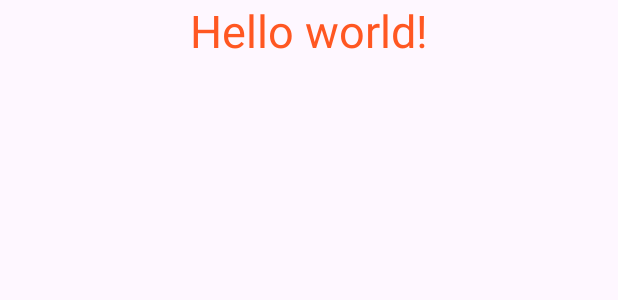
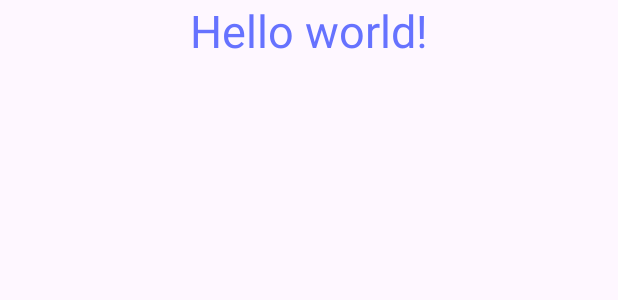
Before and after one commit to Shweta-54/ecommerce, an Android app: the layout activity_main.xml on its own in the app's theme, with its tools: preview values and no code run, on a phone screen of 412 x 824 dp. Shown: the top 300 px of the screen. Run offline under Robolectric (Android 15) with nearby library versions, the phone set to English and light mode, and no system bars.

Commit message:
from shweta1

```diff
--- a/app/src/main/res/layout/activity_main.xml
+++ b/app/src/main/res/layout/activity_main.xml
@@ -14,7 +14,7 @@
         android:layout_height="wrap_content"
         android:gravity="center"
         android:text="@string/hello_world"
-        android:textColor="@color/orange"
+        android:textColor="@color/lavender"
         android:textSize="30sp" />
 
 </LinearLayout>
--- a/app/src/main/res/values/colors.xml
+++ b/app/src/main/res/values/colors.xml
@@ -7,8 +7,7 @@
     <color name="teal_700">#FF018786</color>
     <color name="black">#FF000000</color>
     <color name="white">#FFFFFFFF</color>
-
     <color name="backgroundColor">#E8E8E8</color>
-
+    <color name="lavender">#6672FF</color>
     <color name="orange">#FF5722</color>
 </resources>
```
